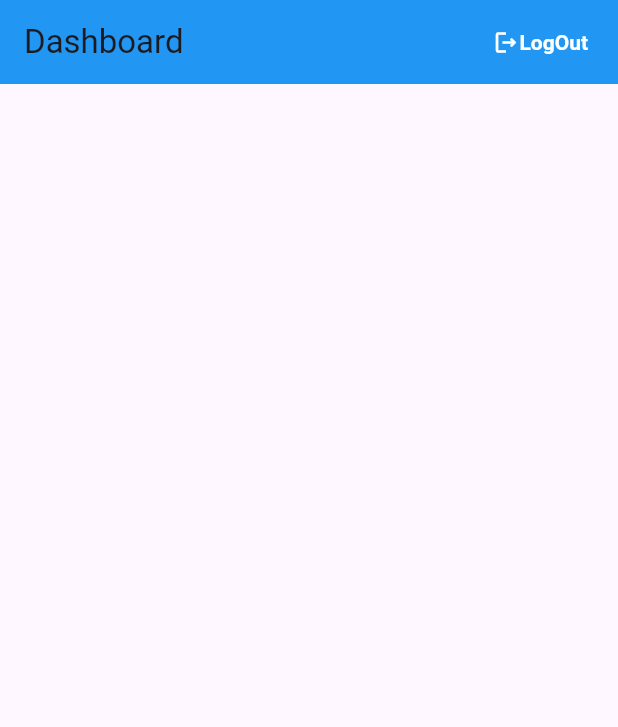
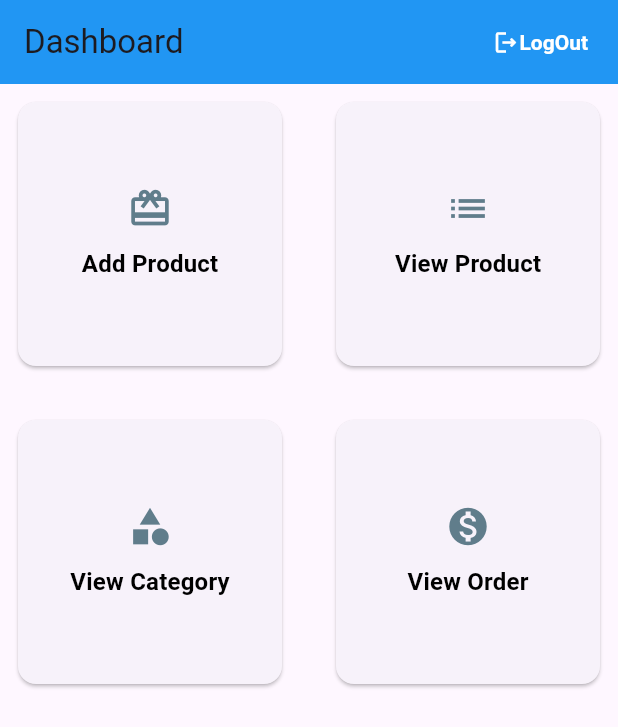
Before and after one commit to iqbal-hossain-01/e-commerce-project, a Flutter app: the DashboardScreen screen opened by its route, on a phone screen of 412 x 824 dp. Shown: the top 727 px of the screen. Run offline on Flutter 3.47's test engine with Material 3 defaults, Android fonts, the phone set to English and light mode, and no system bars; our stand-ins replace cloud_firestore, firebase_auth, firebase_core, flutter_easyloading, flutter_riverpod, go_router; accounts and stored records are empty.

Commit message:
dashboard item design

```diff
--- a/lib/app_router.dart
+++ b/lib/app_router.dart
@@ -1,6 +1,10 @@
 import 'package:e_commerce_app/screens/auth/launcher_screen.dart';
 import 'package:e_commerce_app/screens/auth/login_screen.dart';
+import 'package:e_commerce_app/screens/categories/category_list_screen.dart';
 import 'package:e_commerce_app/screens/dashboard/dashboard_screen.dart';
+import 'package:e_commerce_app/screens/orders/order_list_screen.dart';
+import 'package:e_commerce_app/screens/products/add_edit_product_screen.dart';
+import 'package:e_commerce_app/screens/products/product_list_screen.dart';
 import 'package:go_router/go_router.dart';
 
 class AppRouter{
@@ -13,14 +17,34 @@ class AppRouter{
         builder: (context, state) => const LauncherScreen(),
       ),
       GoRoute(
-        path: '/login',
+        path: LoginScreen.routeName,
         name: LoginScreen.routeName,
         builder: (context, state) => const LoginScreen(),
       ),
       GoRoute(
-        path: '/dashboard',
+        path: DashboardScreen.routeName,
         name: DashboardScreen.routeName,
         builder: (context, state) => const DashboardScreen(),
+      ),
+      GoRoute(
+        name: CategoryListScreen.routeName,
+        path: CategoryListScreen.routeName,
+        builder: (context, state) => const CategoryListScreen(),
+      ),
+      GoRoute(
+        name: ProductListScreen.routeName,
+        path: ProductListScreen.routeName,
+        builder: (context, state) => const ProductListScreen(),
+      ),
+      GoRoute(
+        name: AddEditProductScreen.routeName,
+        path: AddEditProductScreen.routeName,
+        builder: (context, state) => const AddEditProductScreen(),
+      ),
+      GoRoute(
+        name: OrderListScreen.routeName,
+        path: OrderListScreen.routeName,
+        builder: (context, state) => const OrderListScreen(),
       ),
     ]
   );
--- /dev/null
+++ b/lib/models/dashboard_model.dart
@@ -0,0 +1,40 @@
+import 'package:e_commerce_app/screens/categories/category_list_screen.dart';
+import 'package:e_commerce_app/screens/orders/order_list_screen.dart';
+import 'package:e_commerce_app/screens/products/add_edit_product_screen.dart';
+import 'package:e_commerce_app/screens/products/product_list_screen.dart';
+import 'package:flutter/material.dart';
+
+class DashboardModel {
+  final String title;
+  final IconData iconData;
+  final String routeName;
+
+  const DashboardModel({
+    required this.title,
+    required this.iconData,
+    required this.routeName,
+  });
+}
+
+const dashboardItems = [
+  DashboardModel(
+    title: 'Add Product',
+    iconData: Icons.card_giftcard,
+    routeName: AddEditProductScreen.routeName,
+  ),
+  DashboardModel(
+    title: 'View Product',
+    iconData: Icons.list,
+    routeName: ProductListScreen.routeName,
+  ),
+  DashboardModel(
+    title: 'View Category',
+    iconData: Icons.category,
+    routeName: CategoryListScreen.routeName,
+  ),
+  DashboardModel(
+    title: 'View Order',
+    iconData: Icons.monetization_on,
+    routeName: OrderListScreen.routeName,
+  ),
+];
--- a/lib/screens/dashboard/dashboard_screen.dart
+++ b/lib/screens/dashboard/dashboard_screen.dart
@@ -1,8 +1,8 @@
+import 'package:e_commerce_app/models/dashboard_model.dart';
 import 'package:e_commerce_app/providers/auth_provider.dart';
 import 'package:e_commerce_app/screens/auth/login_screen.dart';
-import 'package:flutter/cupertino.dart';
+import 'package:e_commerce_app/widgets/dashboard_item_view.dart';
 import 'package:flutter/material.dart';
-import 'package:flutter/painting.dart';
 import 'package:flutter_riverpod/flutter_riverpod.dart';
 import 'package:go_router/go_router.dart';
 
@@ -33,6 +33,19 @@ class DashboardScreen extends ConsumerWidget {
           ),
         ],
       ),
+      body: GridView.builder(
+        itemCount: dashboardItems.length,
+        gridDelegate: const SliverGridDelegateWithFixedCrossAxisCount(
+          crossAxisCount: 2,
+          mainAxisSpacing: 12,
+          crossAxisSpacing: 12,
+          childAspectRatio: 1,
+        ),
+        itemBuilder: (context, index) {
+          final item = dashboardItems[index];
+          return DashboardItemView(dashboardModel: item);
+        },
+      ),
     );
   }
 }
--- a/lib/theme/dark_theme.dart
+++ b/lib/theme/dark_theme.dart
@@ -11,6 +11,7 @@ final ThemeData darkTheme = ThemeData(
   textTheme: const TextTheme(
     bodyLarge: TextStyle(color: Colors.white),
     bodyMedium: TextStyle(color: Colors.white),
+    titleMedium: TextStyle(color: Colors.white, fontWeight: FontWeight.bold,),
   ),
   textButtonTheme: TextButtonThemeData(
     style: TextButton.styleFrom(
--- a/lib/theme/light_theme.dart
+++ b/lib/theme/light_theme.dart
@@ -10,6 +10,7 @@ final ThemeData lightTheme = ThemeData(
   textTheme: const TextTheme(
     bodyLarge: TextStyle(color: Colors.black),
     bodyMedium: TextStyle(color: Colors.black),
+    titleMedium: TextStyle(color: Colors.black, fontWeight: FontWeight.bold,),
   ),
   textButtonTheme: TextButtonThemeData(
     style: TextButton.styleFrom(
--- /dev/null
+++ b/lib/widgets/dashboard_item_view.dart
@@ -0,0 +1,38 @@
+import 'package:e_commerce_app/models/dashboard_model.dart';
+import 'package:flutter/material.dart';
+import 'package:go_router/go_router.dart';
+
+class DashboardItemView extends StatelessWidget {
+  final DashboardModel dashboardModel;
+
+  const DashboardItemView({super.key, required this.dashboardModel});
+
+  @override
+  Widget build(BuildContext context) {
+    return InkWell(
+      onTap: () => context.pushNamed(dashboardModel.routeName),
+      child: Padding(
+        padding: const EdgeInsets.all(8.0),
+        child: Card(
+          child: Column(
+            mainAxisAlignment: MainAxisAlignment.center,
+            children: [
+              Icon(
+                dashboardModel.iconData,
+                color: Colors.blueGrey,
+                size: 30,
+              ),
+              const SizedBox(
+                height: 10,
+              ),
+              Text(
+                dashboardModel.title,
+                style: Theme.of(context).textTheme.titleMedium,
+              ),
+            ],
+          ),
+        ),
+      ),
+    );
+  }
+}
```
Also changed, not shown: lib/screens/categories/category_list_screen.dart (+19 -0 lines), lib/screens/orders/order_list_screen.dart (+19 -0 lines), lib/screens/products/add_edit_product_screen.dart (+19 -0 lines), lib/screens/products/product_list_screen.dart (+19 -0 lines).
